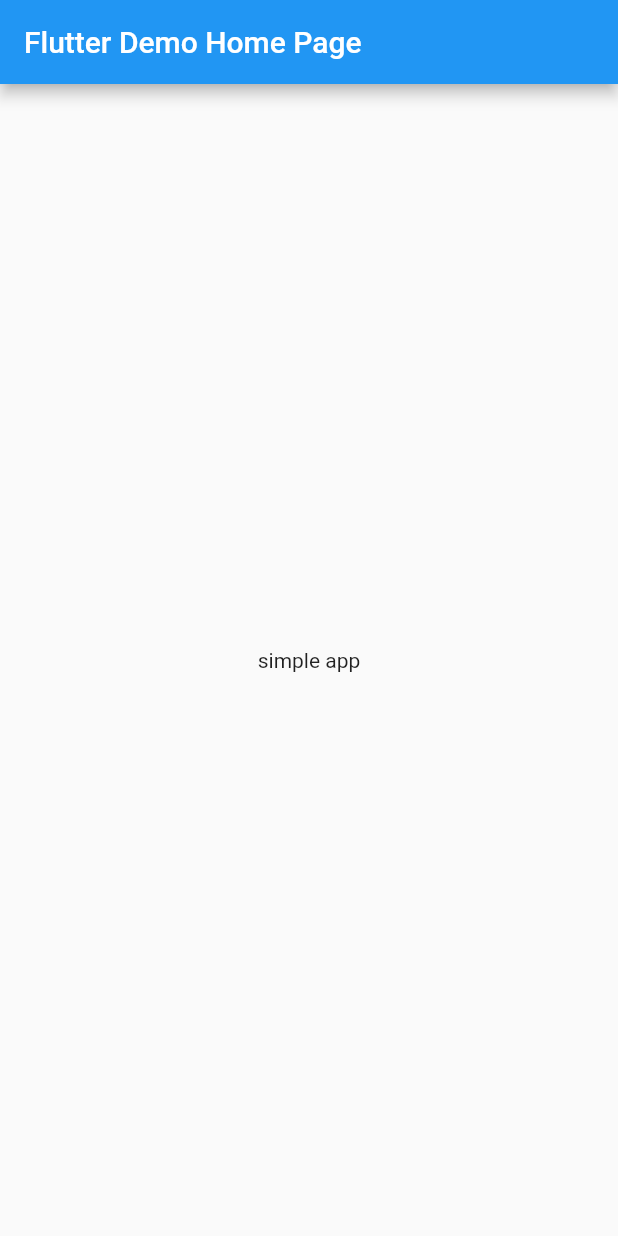
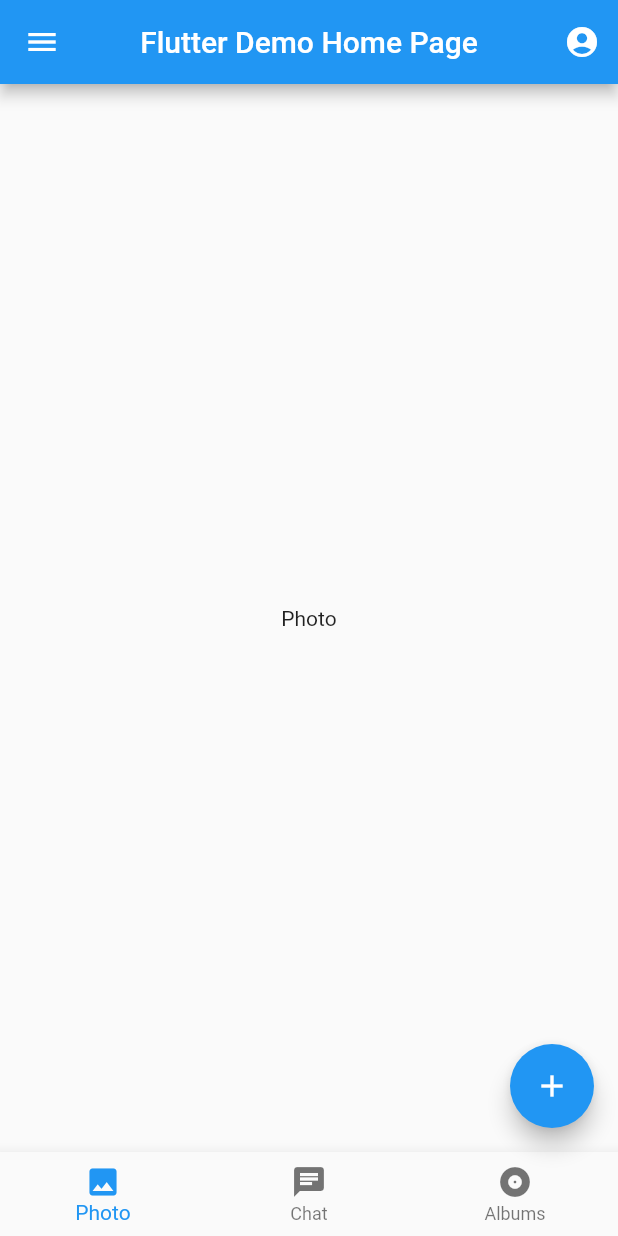
Before and after one commit to diguana/Material, a Flutter app: the screen it shows after launch, on a phone screen of 412 x 824 dp. Run offline on Flutter 3.47's test engine with Material 2 defaults, Android fonts, the phone set to English and light mode, and no system bars.

Commit message:
Update main.dart

```diff
--- a/05_MaterialCupertino/simple_app/lib/main.dart
+++ b/05_MaterialCupertino/simple_app/lib/main.dart
@@ -28,23 +28,212 @@ class MyHomePage extends StatefulWidget {
   _MyHomePageState createState() => _MyHomePageState();
 }
 
-class _MyHomePageState extends State<MyHomePage> {
+class TabItem {
+    String title;
+    Icon icon;
+    TabItem({this.title, this.icon});
+  }
+  final List<TabItem> _tabBar = [
+    TabItem(title: "Photo", icon: Icon(Icons.photo)),
+    TabItem(title: "Chat", icon: Icon(Icons.chat)),
+    TabItem(title: "Albums", icon: Icon(Icons.album)),
+  ];
+
+class _MyHomePageState extends State<MyHomePage>
+  with SingleTickerProviderStateMixin {
+
+  TabController _tabController;
+  int _selectedIndex = 0;
+
+  final GlobalKey<ScaffoldState> scaffoldKey = GlobalKey<ScaffoldState>();
+  PersistentBottomSheetController _controller;
+
+  void showBottomSheet(){
+    if(_controller == null){
+      _controller = scaffoldKey.currentState.showBottomSheet(
+        (context) => Container(
+          color: Colors.grey[200],
+          height: 200,
+          child: Column(
+            children: [
+              Row(
+                mainAxisAlignment: MainAxisAlignment.start,
+                children: [
+                  Expanded(
+                      flex: 2,
+                      child: Row(
+                        mainAxisAlignment: MainAxisAlignment.start,
+                        children: [
+                          IconButton(icon: const Icon(Icons.credit_card)),
+                          Text('Сумма'),
+                        ],
+                      ),
+                  ),
+                  Expanded(
+                      child: Container(
+                        alignment: Alignment.centerLeft,
+                        child: Text('200 руб'),
+                      ),
+                  ),
+                ],
+              ),
+              ElevatedButton(
+                onPressed: () {},
+                child: const Text('Оплатить'),
+                style: ElevatedButton.styleFrom(
+                  primary: Colors.grey[300],
+                  onPrimary: Colors.black,
+                ),
+              ),
+            ],
+          ),
+        ),
+      );
+    } else {
+      _controller.close();
+      _controller = null;
+    }
+  }
+
+  void initState(){
+  super.initState();
+  _tabController = TabController(length: _tabBar.length, vsync: this);
+    _tabController.addListener(() {
+      setState(() {
+        _selectedIndex = _tabController.index;
+      });
+    });
+}
+
+
   @override
   Widget build(BuildContext context) {
+    final ButtonStyle styleButton =
+    ElevatedButton.styleFrom(
+      primary: Colors.grey[200],
+      onPrimary: Colors.black,
+    );
     return Scaffold(
+      key: scaffoldKey,
       appBar: AppBar(
-        title: Text(widget.title),
+        title: Text(widget.title,),
+        centerTitle: true,
+        actions: [
+          Builder(
+            builder: ((context) =>
+            IconButton(onPressed: (){
+              Scaffold.of(context).openEndDrawer();
+            },
+            icon: Icon(Icons.account_circle)))),
+        ],
       ),
-      body: Center(
+
+    drawer: Drawer(
+    child: Column(
+      children: [
+        Expanded(
+          child: Column(
+            children: [
+              const DrawerHeader(
+                child: CircleAvatar(
+            radius: 100,
+            backgroundImage: NetworkImage('https://picsum.photos/1200/501'),
+          ),
+              ),
+        ListTile(
+          leading: Icon(Icons.account_box_outlined),
+          title: Text('Profile'),
+          trailing: Icon(Icons.arrow_forward),
+        ),
+        ListTile(
+          leading: Icon(Icons.image),
+          title: Text('Images'),
+          trailing: Icon(Icons.arrow_forward),
+        ),
+        ListTile(
+          leading: Icon(Icons.file_copy),
+          title: Text('Files'),
+          trailing: Icon(Icons.arrow_forward),
+        ),
+        Expanded(
+          child: Container(
+            alignment: Alignment.bottomCenter,
+            child: SafeArea(child: Row(
+              mainAxisAlignment: MainAxisAlignment.spaceEvenly,
+
+              children: [
+                ElevatedButton(
+                  onPressed: () {},
+                  child: Text("Выход"),
+                  style: styleButton,
+                  ),
+
+                ElevatedButton(
+                  onPressed: () {},
+                  child: Text("Регистрация"),
+                  style: styleButton,
+                  ),
+              ],
+            ), minimum: EdgeInsets.only(bottom: 20),),
+          ),),
+            ],
+          )),
+
+      ],
+
+    ),
+
+  ),
+    endDrawer: Drawer(
         child: Column(
           mainAxisAlignment: MainAxisAlignment.center,
-          children: <Widget>[
-            Text(
-              'simple app',
+          children: [
+            CircleAvatar(
+              radius: 70,
+              backgroundImage: NetworkImage('https://picsum.photos/1200/502'),
             ),
+            SizedBox(height: 10),
+            Text('Михаил По'),
           ],
         ),
       ),
+
+       body: TabBarView(
+        controller: _tabController,
+        children: [
+          Container(
+            child: Center(child: Text('Photo')),
+          ),
+          Container(
+            child: Center(child: Text('Chat')),
+          ),
+          Container(
+            child: Center(child: Text('Albums')),
+          )
+        ],
+      ),
+     bottomNavigationBar: BottomNavigationBar(
+          onTap: (index) {
+          setState(() {
+            _tabController.index = index;
+            _selectedIndex = index;
+          });
+        },
+        currentIndex: _selectedIndex,
+        items: [
+          for (final item in _tabBar)
+            BottomNavigationBarItem(
+                icon: item.icon,
+                label: item.title
+            )
+        ],
+
+      ),
+      floatingActionButton: FloatingActionButton(
+        child: Icon(Icons.add),
+        onPressed: showBottomSheet,
+      ),
+
     );
   }
 }
```
